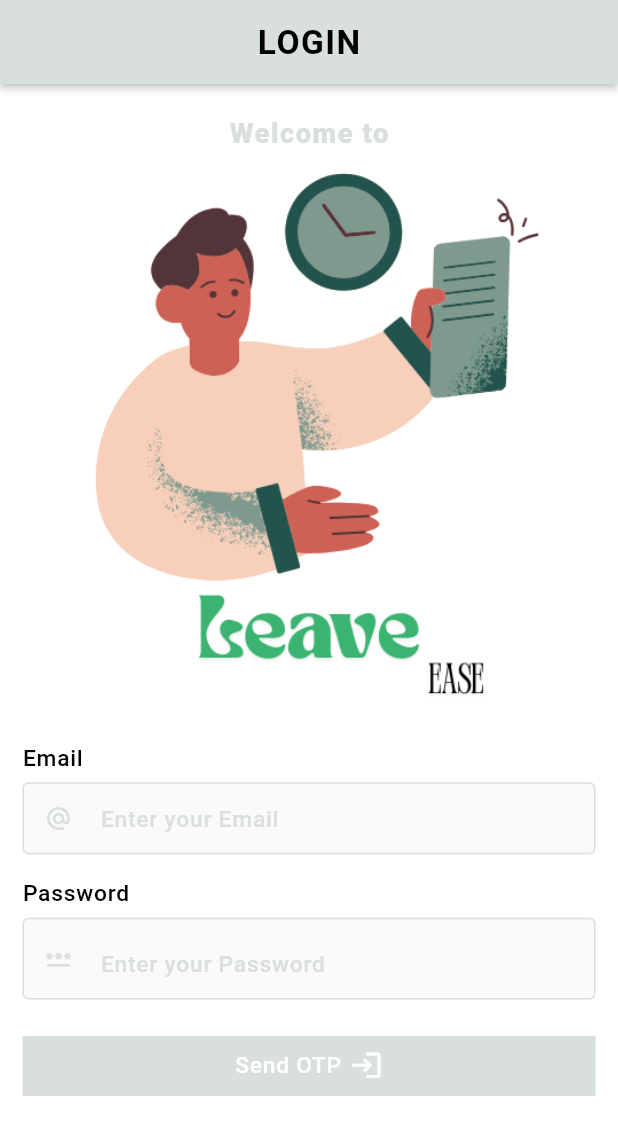
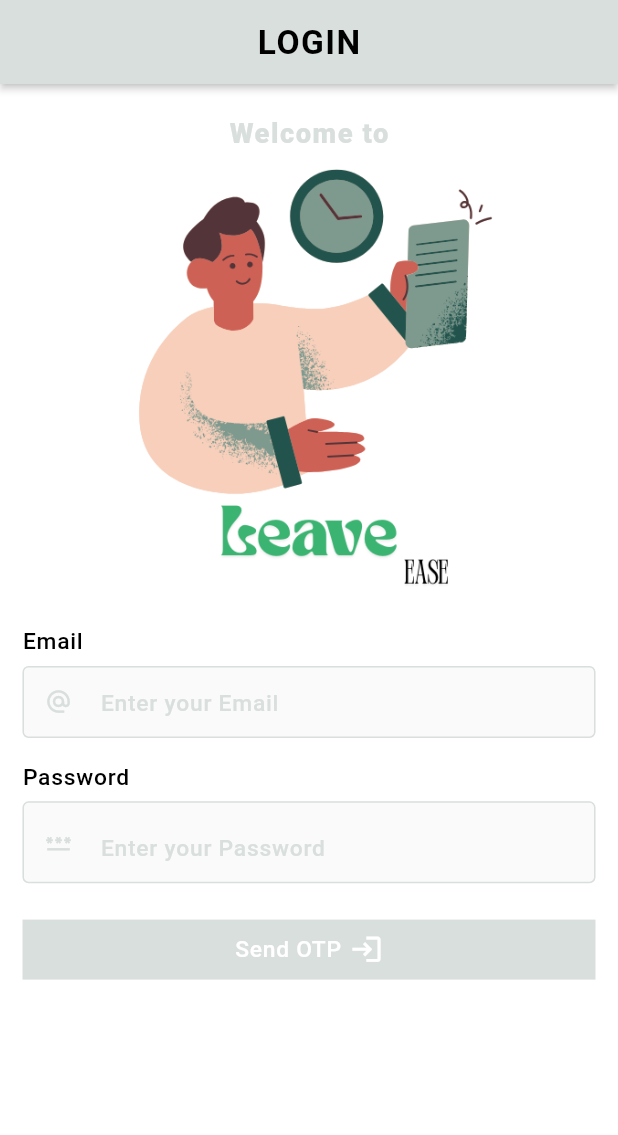
Before and after one commit to KirtiNishad/leave_management_system, a Flutter app: the screen it shows after launch, on a phone screen of 412 x 824 dp. Shown: the top 1135 px of the screen. Run offline on Flutter 3.47's test engine with Material 3 defaults, Android fonts, the light colour scheme and no system bars; our stand-ins replace device_preview, flutter_screenutil, go_router, hive, hive_flutter, page_transition; accounts and stored records are empty.

Commit message:
image size recorrect

```diff
--- a/lib/features/auth/screens/login_screen.dart
+++ b/lib/features/auth/screens/login_screen.dart
@@ -15,6 +15,8 @@ class LoginScreen extends StatelessWidget {
 
   @override
   Widget build(BuildContext context) {
+    print(50.w);
+    print(MediaQuery.of(context).size.width);
     return Scaffold(
       backgroundColor: Colors.white,
       appBar: AppBar(
@@ -48,7 +50,7 @@ class LoginScreen extends StatelessWidget {
               weight: FontWeight.w900,
               letterSpacing: 1,
             ),
-            Image.asset(AppAssets.logoWhite),
+            Image.asset(AppAssets.logoWhite,height: 300.h, width: 300.w,),
             10.verticalSpace,
             AppTextfield(
               label: "Email",
```
